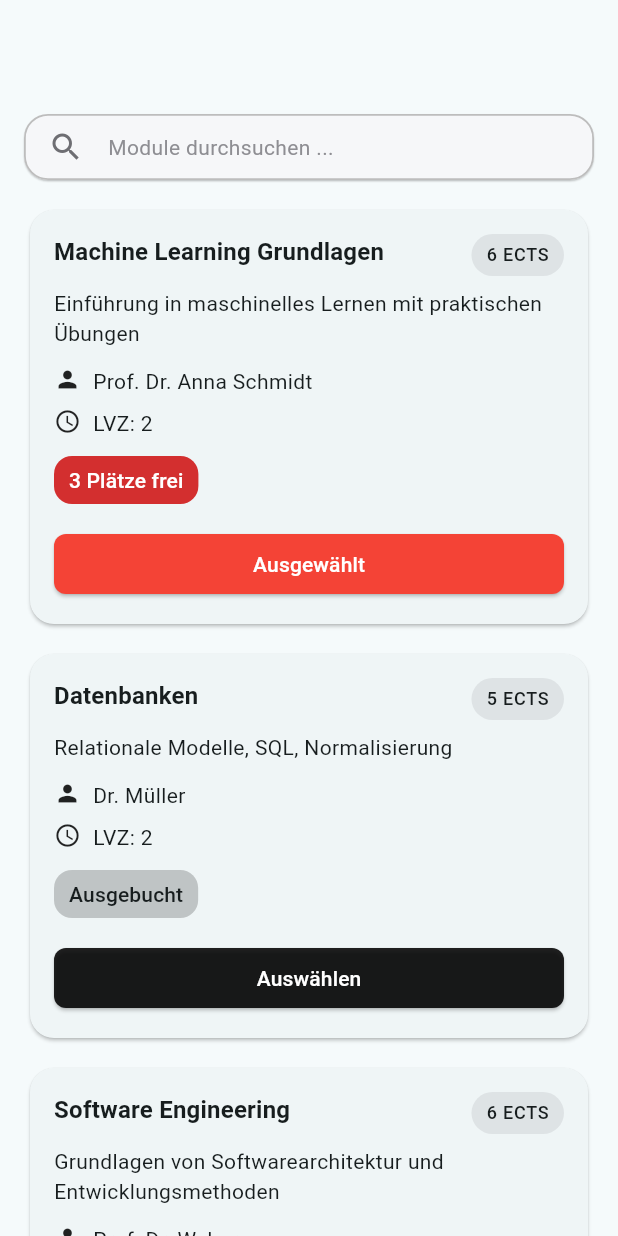
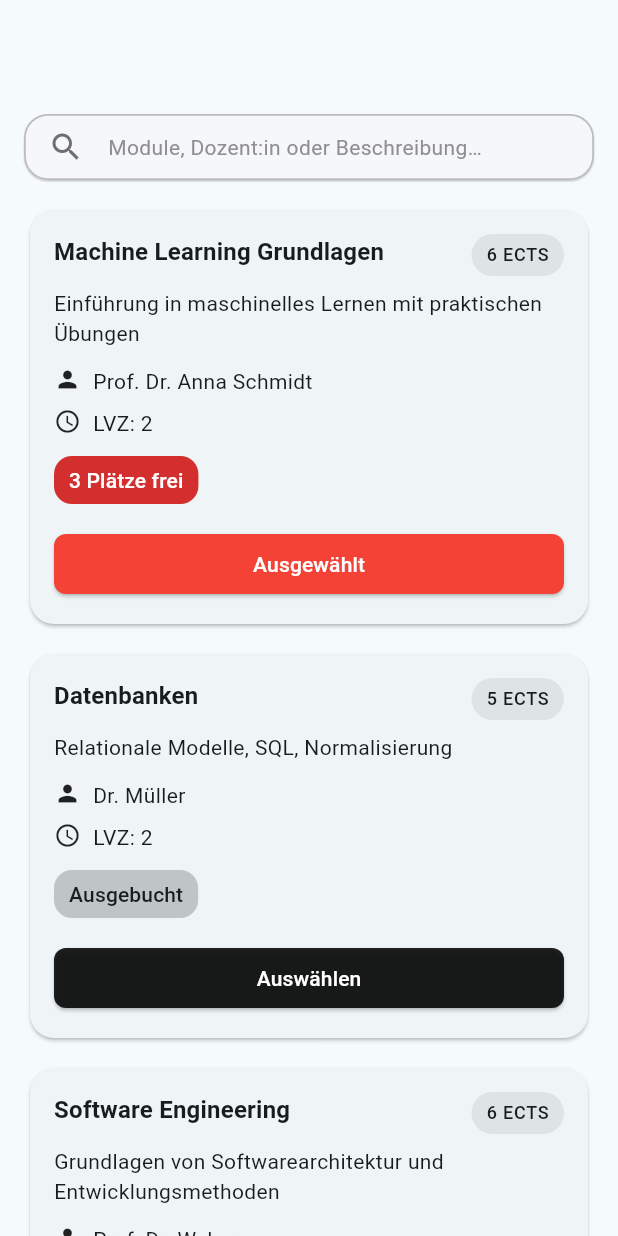
Before and after one commit to PhillipSteph/WaPfAu, a Flutter app: the screen it shows after launch, after a tap on "Auswählen", on a phone screen of 412 x 824 dp. Run offline on Flutter 3.47's test engine with Material 3 defaults, Android fonts, the phone set to English and light mode, and no system bars; accounts and stored records are empty.

Commit message:
feat: filter by title, description and prof

```diff
--- a/lib/main.dart
+++ b/lib/main.dart
@@ -44,7 +44,7 @@ class _MyHomePageState extends State<MyHomePage> {
       body: Container(
           child:
           CoursePage(title: 'Kurse', coreService: coreService)
-          //ConfirmationPage(coreService: coreService)
+            //ConfirmationPage(coreService: coreService)
       ),
     );
   }
--- a/lib/pages/coursePage.dart
+++ b/lib/pages/coursePage.dart
@@ -28,9 +28,7 @@ class _CoursesPageState extends State<CoursePage> {
     maxCourses = widget.coreService.getMaxCourses();
     user = widget.coreService.getUser();
     courseService = widget.coreService.getCourseService();
-
-    // Load courses here
-    courses = courseService.getAllCourses(); // <-- adjust to your API
+    courses = courseService.getAllCourses(); // ggf. an deine API anpassen
   }
 
   void _toggleSelection(Course c) {
@@ -43,10 +41,18 @@ class _CoursesPageState extends State<CoursePage> {
     });
   }
 
+  // null-sichere Suche über Titel, Prof und Beschreibung
+  String _lc(String? s) => (s ?? '').toLowerCase();
+  bool _matchesCourse(Course c, String q) {
+    final qq = q.trim().toLowerCase();
+    return _lc(c.title).contains(qq) ||
+        _lc(c.prof).contains(qq) ||
+        _lc(c.description).contains(qq);
+  }
+
   List<Course> get _filteredCourses {
     if (_query.isEmpty) return courses;
-    final q = _query.toLowerCase();
-    return courses.where((c) => c.title.toLowerCase().contains(q)).toList();
+    return courses.where((c) => _matchesCourse(c, _query)).toList();
   }
 
   @override
@@ -56,11 +62,11 @@ class _CoursesPageState extends State<CoursePage> {
         children: [
           const SizedBox(height: 60),
 
-          // SearchBar
+          // SearchBar ohne Inline-Suggestions
           CourseSearchBar(
             onQueryChanged: (q) => setState(() => _query = q),
             initialQuery: _query,
-            hintText: 'Module durchsuchen ...',
+            hintText: 'Module, Dozent:in oder Beschreibung…',
           ),
 
           Expanded(
--- a/lib/widgets/searchbar.dart
+++ b/lib/widgets/searchbar.dart
@@ -1,5 +1,5 @@
+// lib/widgets/searchbar.dart
 import 'package:flutter/material.dart';
-import 'package:wapfau/models/course.dart';
 
 class CourseSearchBar extends StatefulWidget {
   const CourseSearchBar({
@@ -9,40 +9,37 @@ class CourseSearchBar extends StatefulWidget {
     this.hintText = 'Module durchsuchen…',
     this.initialQuery = '',
     this.padding = const EdgeInsets.fromLTRB(16, 16, 16, 8),
-    this.showInlineSuggestions = false,
-    this.suggestionsSource = const <Course>[],
-    this.maxSuggestions = 8,
-    this.noResultsText = 'Keine Treffer',
   });
 
+  /// Wird bei jeder Textänderung aufgerufen.
   final ValueChanged<String> onQueryChanged;
+
+  /// Optional: wird aufgerufen, wenn der Nutzer Enter/"Search" drückt.
   final ValueChanged<String>? onSubmitted;
 
+  /// Placeholder-Text.
   final String hintText;
+
+  /// Startwert für den Suchtext.
   final String initialQuery;
+
+  /// Außenabstand der SearchBar.
   final EdgeInsets padding;
-
-  // Optional: Inline-Vorschläge direkt unter dem Feld
-  final bool showInlineSuggestions;
-  final List<Course> suggestionsSource;
-  final int maxSuggestions;
-  final String noResultsText;
 
   @override
   State<CourseSearchBar> createState() => _CourseSearchBarState();
 }
 
 class _CourseSearchBarState extends State<CourseSearchBar> {
-  static const Color _bgColor       = Color(0xFFF6F7F9);
-  static const Color _idleBorder    = Color(0xFFBDBDBD);
-  static const Color _focusBorder   = Color(0xFF8E8E93);
-  static const Color _hintColor     = Color(0xFF8E8E93);
-  static const Color _iconColor     = Color(0xFF6E6E73);
+  // Farben an dein Design angelehnt
+  static const Color _bgColor     = Color(0xFFF6F7F9); // sehr helles Grau
+  static const Color _idleBorder  = Color(0xFFBDBDBD); // grauer Rand (idle)
+  static const Color _focusBorder = Color(0xFF8E8E93); // dunklerer Rand (Focus)
+  static const Color _hintColor   = Color(0xFF8E8E93); // dezenter Hint
+  static const Color _iconColor   = Color(0xFF6E6E73); // Such-/Clear-Icon
 
   late final SearchController _controller;
-  final FocusNode _focusNode = FocusNode();
   String _query = '';
-  bool _focused = false;
 
   @override
   void initState() {
@@ -50,9 +47,7 @@ class _CourseSearchBarState extends State<CourseSearchBar> {
     _controller = SearchController();
     _controller.text = widget.initialQuery;
     _query = widget.initialQuery;
-
     _controller.addListener(_handleControllerChange);
-    _focusNode.addListener(() => setState(() => _focused = _focusNode.hasFocus));
   }
 
   void _handleControllerChange() {
@@ -67,31 +62,12 @@ class _CourseSearchBarState extends State<CourseSearchBar> {
   void dispose() {
     _controller.removeListener(_handleControllerChange);
     _controller.dispose();
-    _focusNode.dispose();
     super.dispose();
-  }
-
-  List<Course> _computeSuggestions(String input) {
-    if (input.isEmpty) return const [];
-    final q = input.toLowerCase();
-    final seen = <String>{};
-    final out = <Course>[];
-    for (final c in widget.suggestionsSource) {
-      final title = c.title;
-      if (title.toLowerCase().contains(q) && seen.add(title)) {
-        out.add(c);
-        if (out.length >= widget.maxSuggestions) break;
-      }
-    }
-    return out;
   }
 
   @override
   Widget build(BuildContext context) {
-    final suggestions = widget.showInlineSuggestions
-        ? _computeSuggestions(_query)
-        : const <Course>[];
-
+    // M3-Styles je nach Zustand (hover/focus)
     final shape = WidgetStatePropertyAll<RoundedRectangleBorder>(
       RoundedRectangleBorder(borderRadius: BorderRadius.circular(16)),
     );
@@ -116,12 +92,8 @@ class _CourseSearchBarState extends State<CourseSearchBar> {
 
     return Padding(
       padding: widget.padding,
-      child: Column(
-        mainAxisSize: MainAxisSize.min,
-        children: [
-          SearchBar(
+      child: SearchBar(
         controller: _controller,
-            focusNode: _focusNode,
         hintText: widget.hintText,
         leading: const Icon(Icons.search, color: _iconColor),
         padding: const WidgetStatePropertyAll<EdgeInsets>(
@@ -131,7 +103,7 @@ class _CourseSearchBarState extends State<CourseSearchBar> {
         side: side,
         elevation: elevation,
         backgroundColor: backgroundColor,
-            constraints: const BoxConstraints(minHeight: 44), // schlanke Höhe
+        constraints: const BoxConstraints(minHeight: 44), // schlank
         surfaceTintColor: const WidgetStatePropertyAll<Color>(Colors.transparent),
         overlayColor: const WidgetStatePropertyAll<Color>(Colors.transparent),
 
@@ -142,81 +114,17 @@ class _CourseSearchBarState extends State<CourseSearchBar> {
           Theme.of(context).textTheme.bodyMedium!,
         ),
 
-            onChanged: (_) {
-            },
+        onChanged: (_) {}, // Listener übernimmt das Handling
         onSubmitted: (value) => widget.onSubmitted?.call(value.trim()),
         trailing: [
           if (_query.isNotEmpty)
             IconButton(
               tooltip: 'Suche leeren',
-                  onPressed: () => _controller.clear(),
+              onPressed: () => _controller.clear(), // triggert Listener
               icon: const Icon(Icons.clear, color: _iconColor),
-                ),
-            ],
-          ),
-
-          if (widget.showInlineSuggestions && (_focused || _query.isNotEmpty))
-            _InlineSuggestions(
-              query: _query,
-              compute: _computeSuggestions,
-              noResultsText: widget.noResultsText,
             ),
         ],
       ),
     );
   }
 }
-
-class _InlineSuggestions extends StatelessWidget {
-  const _InlineSuggestions({
-    required this.query,
-    required this.compute,
-    required this.noResultsText,
-  });
-
-  final String query;
-  final List<Course> Function(String) compute;
-  final String noResultsText;
-
-  @override
-  Widget build(BuildContext context) {
-    final items = compute(query);
-    if (query.isEmpty) return const SizedBox.shrink();
-
-    return Container(
-      margin: const EdgeInsets.only(top: 6),
-      decoration: BoxDecoration(
-        color: Theme.of(context).colorScheme.surface,
-        border: Border.all(color: Theme.of(context).dividerColor),
-        borderRadius: BorderRadius.circular(12),
-      ),
-      child: items.isEmpty
-          ? Padding(
-        padding: const EdgeInsets.all(12.0),
-        child: Align(
-          alignment: Alignment.centerLeft,
-          child: Text(
-            noResultsText,
-            style: Theme.of(context).textTheme.bodyMedium,
-          ),
-        ),
-      )
-          : ListView.separated(
-        shrinkWrap: true,
-        physics: const NeverScrollableScrollPhysics(),
-        itemCount: items.length,
-        separatorBuilder: (_, __) => const Divider(height: 1),
-        itemBuilder: (context, i) {
-          final c = items[i];
-          return ListTile(
-            dense: true,
-            title: Text(c.title),
-            onTap: () {
-              FocusScope.of(context).unfocus();
-            },
-          );
-        },
-      ),
-    );
-  }
-}
```
Lines whose indentation alone changed are shown as unchanged.
